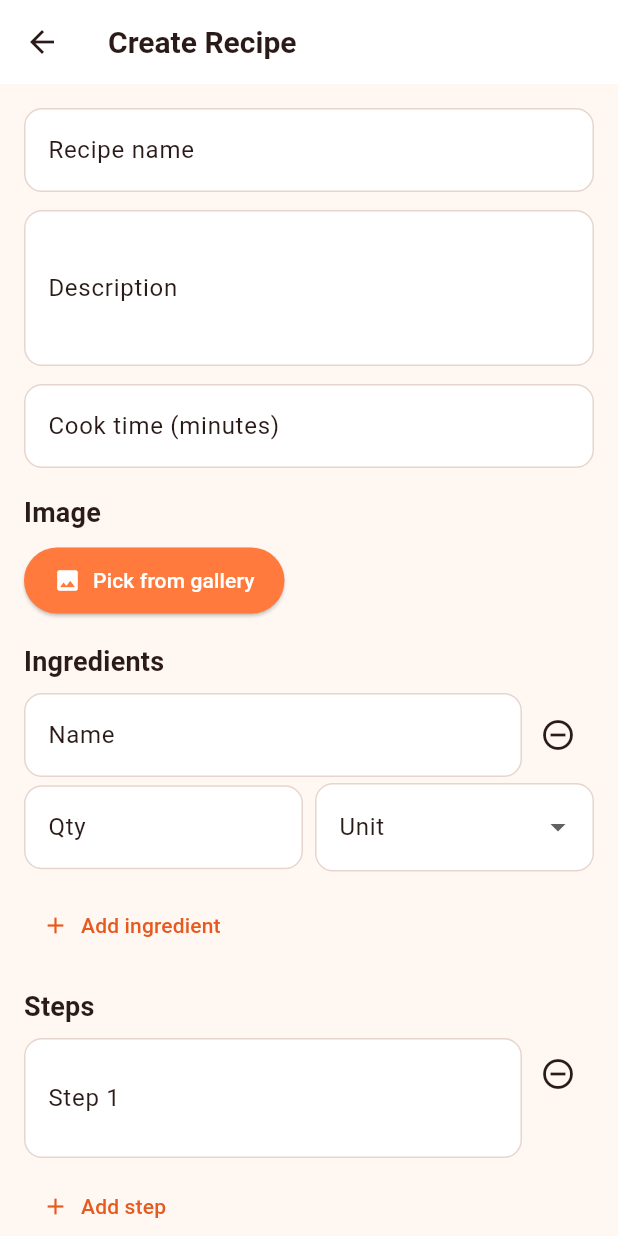
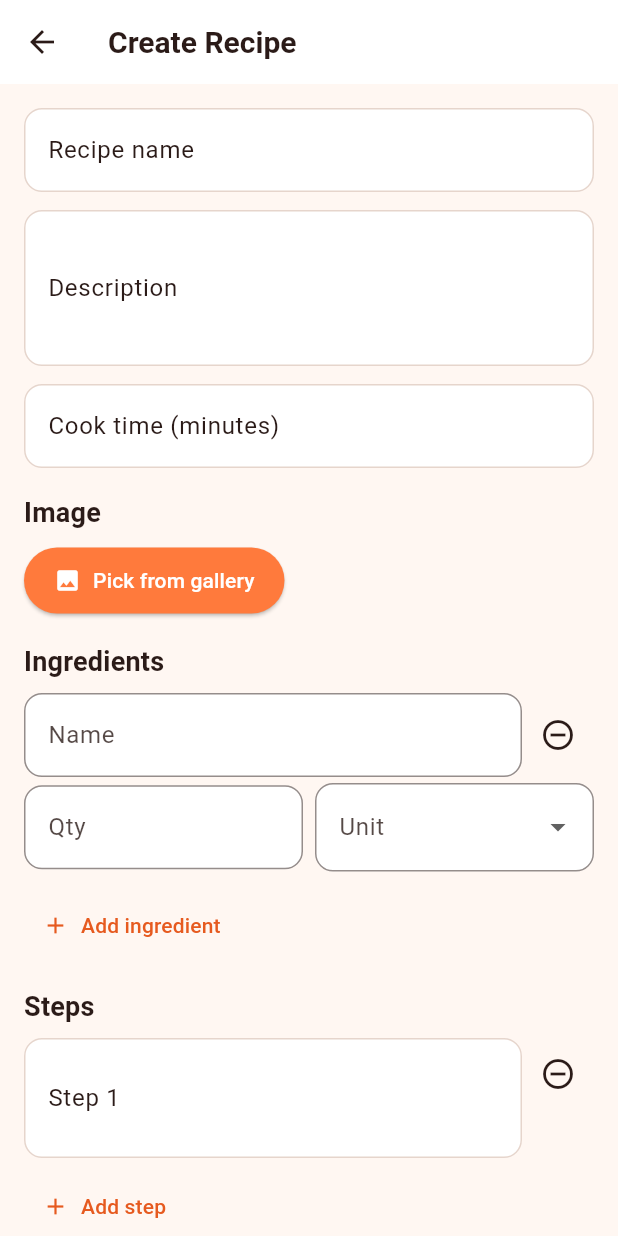
Before and after one commit to Tommy4050/rendszerfejlesztes2025_a, a Flutter app: the CreateRecipeScreen screen opened directly, on a phone screen of 412 x 824 dp. Run offline on Flutter 3.47's test engine with Material 3 defaults, Android fonts, the phone set to English and light mode, and no system bars; our stand-ins replace dio, flutter_riverpod, flutter_secure_storage, image_picker; accounts and stored records are empty; project files that could hold a hidden picture were left out.

Commit message:
Hotfix for Open Food Fatcs Api Search wrong text color

```diff
--- a/nomnom/nomnom_app/lib/features/recipes/presentation/create_recipe_screen.dart
+++ b/nomnom/nomnom_app/lib/features/recipes/presentation/create_recipe_screen.dart
@@ -326,18 +326,41 @@ class _CreateRecipeScreenState extends ConsumerState<CreateRecipeScreen> {
                           Expanded(
                             child: TextField(
                               controller: row.nameController,
-                              decoration: const InputDecoration(
+                              style: TextStyle(
+                                color: theme.colorScheme.onSurface,
+                              ),
+                              cursorColor: theme.colorScheme.primary,
+                              decoration: InputDecoration(
                                 labelText: 'Name',
+                                labelStyle: TextStyle(
+                                  color: theme.colorScheme.onSurface.withOpacity(0.8),
+                                ),
+                                filled: true,
+                                fillColor: theme.colorScheme.surfaceVariant,
+                                border: OutlineInputBorder(
+                                  borderRadius: BorderRadius.circular(12),
+                                ),
+                                enabledBorder: OutlineInputBorder(
+                                  borderRadius: BorderRadius.circular(12),
+                                  borderSide: BorderSide(
+                                    color: theme.colorScheme.outline.withOpacity(0.5),
+                                  ),
+                                ),
+                                focusedBorder: OutlineInputBorder(
+                                  borderRadius: BorderRadius.circular(12),
+                                  borderSide: BorderSide(
+                                    color: theme.colorScheme.primary,
+                                    width: 1.5,
+                                  ),
+                                ),
                               ),
-                              onChanged: (value) =>
-                                  _onIngredientNameChanged(index, value),
+                              onChanged: (value) => _onIngredientNameChanged(index, value),
                             ),
                           ),
                           IconButton(
                             icon: const Icon(Icons.remove_circle_outline),
                             tooltip: 'Remove ingredient',
-                            onPressed: () =>
-                                _removeIngredientRow(index),
+                            onPressed: () => _removeIngredientRow(index),
                           ),
                         ],
                       ),
@@ -348,12 +371,37 @@ class _CreateRecipeScreenState extends ConsumerState<CreateRecipeScreen> {
                             flex: 2,
                             child: TextField(
                               controller: row.quantityController,
-                              decoration: const InputDecoration(
+                              style: TextStyle(
+                                color: theme.colorScheme.onSurface,
+                              ),
+                              cursorColor: theme.colorScheme.primary,
+                              decoration: InputDecoration(
                                 labelText: 'Qty',
+                                labelStyle: TextStyle(
+                                  color: theme.colorScheme.onSurface.withOpacity(0.8),
+                                ),
+                                filled: true,
+                                fillColor: theme.colorScheme.surfaceVariant,
+                                border: OutlineInputBorder(
+                                  borderRadius: BorderRadius.circular(12),
+                                ),
+                                enabledBorder: OutlineInputBorder(
+                                  borderRadius: BorderRadius.circular(12),
+                                  borderSide: BorderSide(
+                                    color: theme.colorScheme.outline.withOpacity(0.5),
+                                  ),
+                                ),
+                                focusedBorder: OutlineInputBorder(
+                                  borderRadius: BorderRadius.circular(12),
+                                  borderSide: BorderSide(
+                                    color: theme.colorScheme.primary,
+                                    width: 1.5,
+                                  ),
+                                ),
                               ),
-                              keyboardType:
-                                  const TextInputType.numberWithOptions(
-                                      decimal: true),
+                              keyboardType: const TextInputType.numberWithOptions(
+                                decimal: true,
+                              ),
                             ),
                           ),
                           const SizedBox(width: 8),
@@ -363,8 +411,32 @@ class _CreateRecipeScreenState extends ConsumerState<CreateRecipeScreen> {
                               value: row.unitController.text.isEmpty
                                   ? null
                                   : row.unitController.text,
-                              decoration: const InputDecoration(
+                              decoration: InputDecoration(
                                 labelText: 'Unit',
+                                labelStyle: TextStyle(
+                                  color: theme.colorScheme.onSurface.withOpacity(0.8),
+                                ),
+                                filled: true,
+                                fillColor: theme.colorScheme.surfaceVariant,
+                                border: OutlineInputBorder(
+                                  borderRadius: BorderRadius.circular(12),
+                                ),
+                                enabledBorder: OutlineInputBorder(
+                                  borderRadius: BorderRadius.circular(12),
+                                  borderSide: BorderSide(
+                                    color: theme.colorScheme.outline.withOpacity(0.5),
+                                  ),
+                                ),
+                                focusedBorder: OutlineInputBorder(
+                                  borderRadius: BorderRadius.circular(12),
+                                  borderSide: BorderSide(
+                                    color: theme.colorScheme.primary,
+                                    width: 1.5,
+                                  ),
+                                ),
+                              ),
+                              style: TextStyle(
+                                color: theme.colorScheme.onSurface,
                               ),
                               items: const [
                                 'g',
@@ -390,7 +462,6 @@ class _CreateRecipeScreenState extends ConsumerState<CreateRecipeScreen> {
                           ),
                         ],
                       ),
-
                       if (row.isSearching)
                         const Padding(
                           padding: EdgeInsets.only(top: 4),
@@ -404,20 +475,18 @@ class _CreateRecipeScreenState extends ConsumerState<CreateRecipeScreen> {
                           padding: const EdgeInsets.only(top: 4),
                           child: Text(
                             row.searchError!,
-                            style:
-                                const TextStyle(color: Colors.redAccent),
+                            style: const TextStyle(color: Colors.redAccent),
                           ),
                         ),
-
                       if (row.suggestions.isNotEmpty)
                         Container(
                           margin: const EdgeInsets.only(top: 4),
                           decoration: BoxDecoration(
                             border: Border.all(
-                              color: Colors.grey.shade300,
+                              color: theme.colorScheme.outline.withOpacity(0.5),
                             ),
                             borderRadius: BorderRadius.circular(8),
-                            color: Colors.grey.shade50,
+                            color: theme.colorScheme.surfaceVariant,
                           ),
                           constraints: const BoxConstraints(
                             maxHeight: 200,
@@ -429,9 +498,19 @@ class _CreateRecipeScreenState extends ConsumerState<CreateRecipeScreen> {
                               final s = row.suggestions[i];
                               return ListTile(
                                 dense: true,
-                                title: Text(s.name),
+                                title: Text(
+                                  s.name,
+                                  style: TextStyle(
+                                    color: theme.colorScheme.onSurface,
+                                  ),
+                                ),
                                 subtitle: s.brand.isNotEmpty
-                                    ? Text(s.brand)
+                                    ? Text(
+                                        s.brand,
+                                        style: TextStyle(
+                                          color: theme.colorScheme.onSurface.withOpacity(0.7),
+                                        ),
+                                      )
                                     : null,
                                 onTap: () {
                                   setState(() {
@@ -447,9 +526,7 @@ class _CreateRecipeScreenState extends ConsumerState<CreateRecipeScreen> {
                             },
                           ),
                         ),
-
-                      if (row.barcode != null &&
-                          row.barcode!.isNotEmpty)
+                      if (row.barcode != null && row.barcode!.isNotEmpty)
                         Padding(
                           padding: const EdgeInsets.only(top: 4),
                           child: Text(
@@ -460,6 +537,7 @@ class _CreateRecipeScreenState extends ConsumerState<CreateRecipeScreen> {
                     ],
                   ),
                 );
+
               }),
               Align(
                 alignment: Alignment.centerLeft,
```
